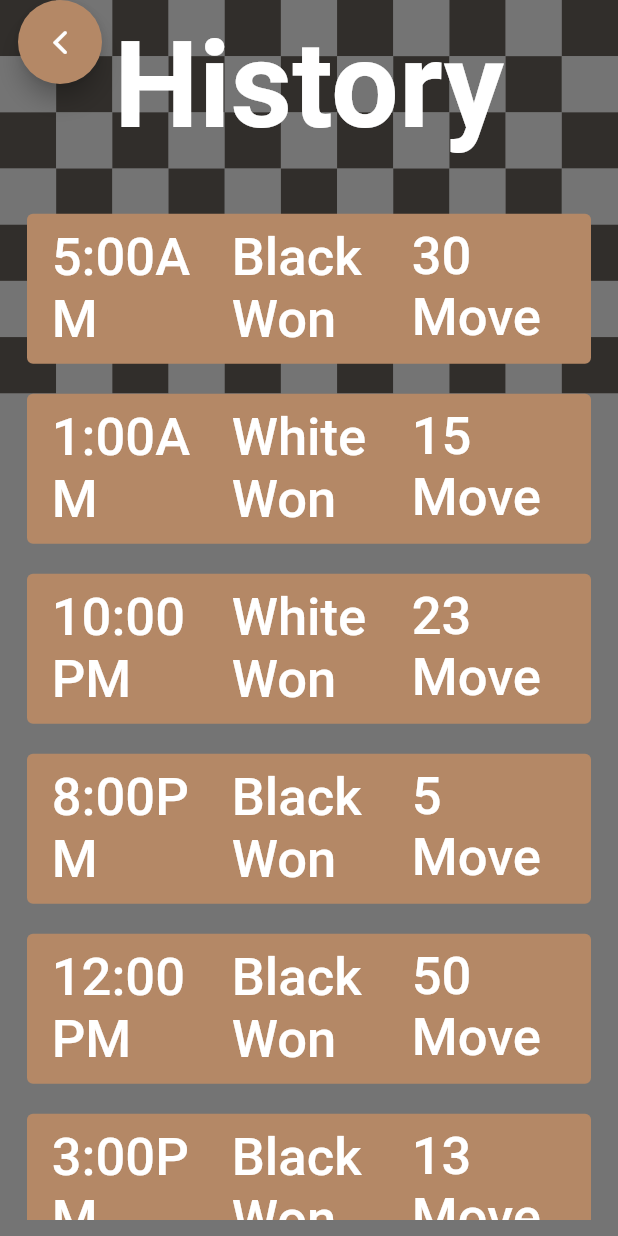
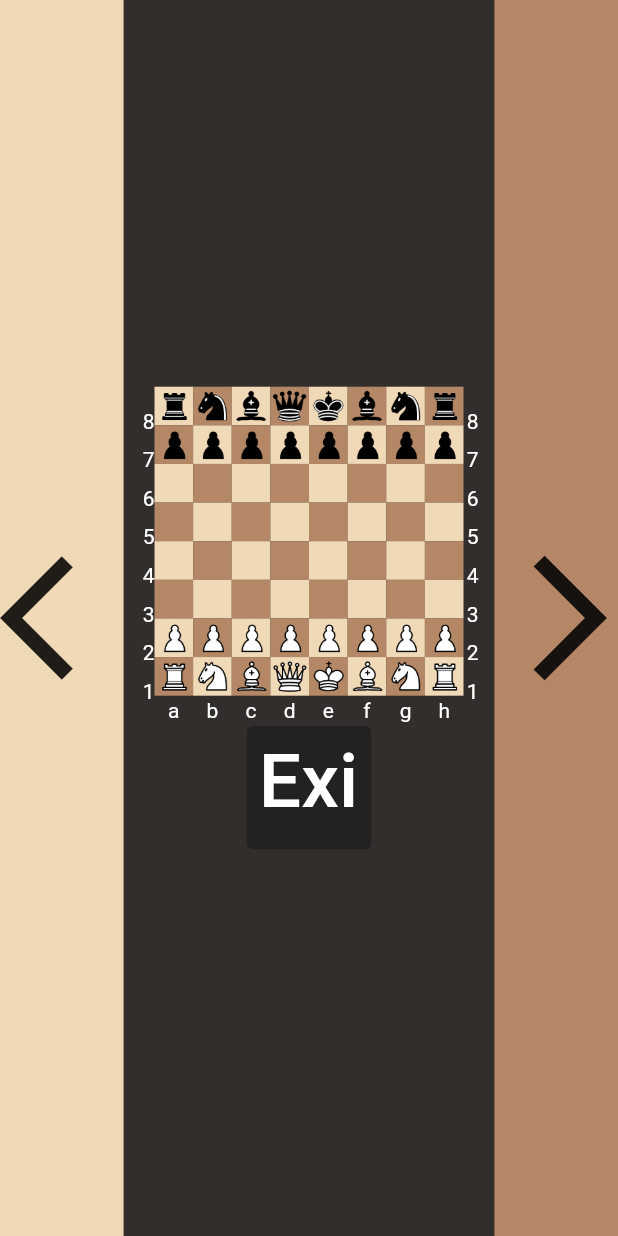
Before and after one commit to shaheriar/Senior-Design-Project-UCR, a Flutter app: the history screen opened directly, after a tap on "5:00AM", on a phone screen of 412 x 824 dp. Run offline on Flutter 3.47's test engine with Material 2 defaults, Android fonts, the light colour scheme and no system bars; network calls fail.

Commit message:
static history page works

```diff
--- a/chessboard/lib/Classes/Color.dart
+++ b/chessboard/lib/Classes/Color.dart
@@ -7,3 +7,4 @@ const Color primary = Color(0xFF312e2b);
 const Color secondary = Color(0xFF747474);
 const Color darkbrown = Color(0xFFb48866);
 const Color lightbrown = Color(0xFFf0d9b7);
+const Color buttoncolor = Color(0xFF242220);
--- a/chessboard/lib/altgame.dart
+++ b/chessboard/lib/altgame.dart
@@ -151,7 +151,11 @@ class _altgameState extends State<altgame> {
           if (snapshot.hasData) {
             var data = jsonDecode(snapshot.data.toString());
             if (data["move"] != null) {
-              if (moves[moves.length-1] != data["move"]) {
+              if (moves.length > 0) {
+                if (moves[moves.length - 1] != data["move"]) {
+                  moves.add(data["move"]);
+                }
+              } else {
                 moves.add(data["move"]);
               }
             }
--- a/chessboard/lib/history.dart
+++ b/chessboard/lib/history.dart
@@ -1,3 +1,4 @@
+import 'package:chessboard/historygame.dart';
 import 'package:flutter/cupertino.dart';
 import 'package:flutter/material.dart';
 import 'Classes/Color.dart';
@@ -72,7 +73,12 @@ class _historyState extends State<history> {
                 backgroundColor: darkbrown,
               ),
               onPressed: () {
-                //OPEN GAME VIEW
+                Navigator.push(
+          context,
+          PageRouteBuilder(
+            pageBuilder: (context, animation1, animation2) => historygame(),
+          ),
+        );
               },
               child: Row(
                 mainAxisAlignment: MainAxisAlignment.spaceAround,
--- a/chessboard/lib/historygame.dart
+++ b/chessboard/lib/historygame.dart
@@ -0,0 +1,405 @@
+import 'dart:convert';
+import 'package:flutter/cupertino.dart';
+import 'package:flutter/material.dart';
+import 'Classes/Color.dart';
+import 'game.dart';
+import 'winsplash.dart';
+import 'Classes/Assists.dart';
+import 'package:flutter/foundation.dart';
+import 'package:web_socket_channel/web_socket_channel.dart';
+
+class historygame extends StatefulWidget {
+  historygame({Key? key}) : super(key: key);
+
+  @override
+  _historygameState createState() => _historygameState();
+}
+
+class _historygameState extends State<historygame> {
+  final _channel = WebSocketChannel.connect(
+    Uri.parse('ws://localhost:8765'),
+  );
+  List<dynamic> boardlist = [];
+  int index = -1;
+  List<dynamic> gamestates = [
+['r', 'n', 'b', 'q', 'k', 'b', 'n', 'r', 'p', 'p', 'p', 'p', 'p', 'p', 'p', 'p', '.', '.', '.', '.', '.', '.', '.', '.', '.', '.', '.', '.', '.', '.', '.', '.', '.', '.', '.', '.', 'P', '.', '.', '.', '.', '.', '.', '.', '.', '.', '.', '.', 'P', 'P', 'P', 'P', '.', 'P', 'P', 'P', 'R', 'N', 'B', 'Q', 'K', 'B', 'N', 'R'],
+['r', 'n', 'b', 'q', 'k', 'b', 'n', 'r', '.', 'p', 'p', 'p', 'p', 'p', 'p', 'p', '.', '.', '.', '.', '.', '.', '.', '.', 'p', '.', '.', '.', '.', '.', '.', '.', '.', '.', '.', '.', 'P', '.', '.', '.', '.', '.', '.', '.', '.', '.', '.', '.', 'P', 'P', 'P', 'P', '.', 'P', 'P', 'P', 'R', 'N', 'B', 'Q', 'K', 'B', 'N', 'R'],
+['r', 'n', 'b', 'q', 'k', 'b', 'n', 'r', '.', 'p', 'p', 'p', 'p', 'p', 'p', 'p', '.', '.', '.', '.', '.', '.', '.', '.', 'p', '.', '.', '.', '.', '.', '.', '.', '.', '.', 'B', '.', 'P', '.', '.', '.', '.', '.', '.', '.', '.', '.', '.', '.', 'P', 'P', 'P', 'P', '.', 'P', 'P', 'P', 'R', 'N', 'B', 'Q', 'K', '.', 'N', 'R'],
+['r', 'n', 'b', 'q', 'k', 'b', 'n', 'r', '.', 'p', 'p', 'p', 'p', 'p', 'p', 'p', '.', '.', '.', '.', '.', '.', '.', '.', '.', '.', '.', '.', '.', '.', '.', '.', 'p', '.', 'B', '.', 'P', '.', '.', '.', '.', '.', '.', '.', '.', '.', '.', '.', 'P', 'P', 'P', 'P', '.', 'P', 'P', 'P', 'R', 'N', 'B', 'Q', 'K', '.', 'N', 'R'],
+['r', 'n', 'b', 'q', 'k', 'b', 'n', 'r', '.', 'p', 'p', 'p', 'p', 'p', 'p', 'p', '.', '.', '.', '.', '.', '.', '.', '.', '.', '.', '.', '.', '.', '.', '.', 'Q', 'p', '.', 'B', '.', 'P', '.', '.', '.', '.', '.', '.', '.', '.', '.', '.', '.', 'P', 'P', 'P', 'P', '.', 'P', 'P', 'P', 'R', 'N', 'B', '.', 'K', '.', 'N', 'R'],
+['r', 'n', 'b', 'q', 'k', 'b', 'n', 'r', '.', 'p', 'p', 'p', 'p', 'p', 'p', 'p', '.', '.', '.', '.', '.', '.', '.', '.', '.', '.', '.', '.', '.', '.', '.', 'Q', '.', '.', 'B', '.', 'P', '.', '.', '.', 'p', '.', '.', '.', '.', '.', '.', '.', 'P', 'P', 'P', 'P', '.', 'P', 'P', 'P', 'R', 'N', 'B', '.', 'K', '.', 'N', 'R'],
+['r', 'n', 'b', 'q', 'k', 'b', 'n', 'r', '.', 'p', 'p', 'p', 'p', 'Q', 'p', 'p', '.', '.', '.', '.', '.', '.', '.', '.', '.', '.', '.', '.', '.', '.', '.', '.', '.', '.', 'B', '.', 'P', '.', '.', '.', 'p', '.', '.', '.', '.', '.', '.', '.', 'P', 'P', 'P', 'P', '.', 'P', 'P', 'P', 'R', 'N', 'B', '.', 'K', '.', 'N', 'R']
+];
+
+  @override
+  void initState() {
+    super.initState();
+    boardlist = List.from(defaultboard.reversed);
+  }
+
+  @override
+  Widget build(BuildContext context) {
+    return WillPopScope(
+      child: Scaffold(
+        extendBodyBehindAppBar: true,
+        backgroundColor: primary,
+        body: Container(
+          height: MediaQuery.of(context).size.height,
+          child: Column(
+            children: [
+              Row(
+                mainAxisAlignment: MainAxisAlignment.spaceBetween,
+                children: [
+                  GestureDetector(
+                    onTap: () {
+                      if (index > 0) {
+                        setState(() {
+
+                        index--;
+                        boardlist = gamestates[index];
+                        });
+                      } else {
+                        setState(() {
+                          index = -1;
+                          boardlist = List.from(defaultboard.reversed);
+                        });
+                      }
+                      print('PREVIOUS STATE');
+                    },
+                child: Container(
+                  color: lightbrown,
+
+                  height: MediaQuery.of(context).size.height,
+                  width: MediaQuery.of(context).size.width / 5 ,
+                  child: Center(
+                    child: Icon(
+                      Icons.arrow_back_ios,size: 100,)
+                    ),
+                  ),
+              ),
+
+              Column(
+                mainAxisAlignment: MainAxisAlignment.spaceBetween,
+                children: [
+                  chessboard(),
+
+              exit(),
+                ],
+              ),
+              GestureDetector(
+                onTap: () {
+                      if (index < gamestates.length) {
+                        setState(() {
+
+                        index++;
+                        boardlist = gamestates[index];
+                        });
+                      }
+                      print('NEXT STATE');
+                    },
+                child: Container(
+                  color: darkbrown,
+                  height: MediaQuery.of(context).size.height,
+                  width: MediaQuery.of(context).size.width / 5,
+                  child: Center(
+                    child: Icon(Icons.arrow_forward_ios,size: 100,)
+                  ),
+                ),
+              ),
+              ],),
+            ],
+          ),
+        ),
+      ),
+      onWillPop: () async => false,
+    );
+  }
+
+  Widget chessboard() {
+    return Row(
+      mainAxisAlignment: MainAxisAlignment.center,
+      crossAxisAlignment: CrossAxisAlignment.center,
+      children: [
+        Container(
+          height: MediaQuery.of(context).size.width / 2,
+          width: 10,
+          child: ListView.builder(
+              itemCount: 8,
+              reverse: true,
+              itemBuilder: (BuildContext context, int index) {
+                int i = index + 1;
+                return Container(
+                  height: (MediaQuery.of(context).size.width / 2) / 8,
+                  child: Align(
+                    alignment: Alignment.centerRight,
+                    child: Text(
+                      '$i',
+                      style: TextStyle(color: Colors.white),
+                    ),
+                  ),
+                );
+              }),
+        ),
+        Column(
+          mainAxisAlignment: MainAxisAlignment.end,
+          children: [
+            SizedBox(
+              height: MediaQuery.of(context).size.width / 2,
+              width: MediaQuery.of(context).size.width / 2,
+              child: GridView.builder(
+                gridDelegate: SliverGridDelegateWithFixedCrossAxisCount(
+                  crossAxisCount: 8,
+                ),
+                itemBuilder: _buildGridItems,
+                itemCount: 64,
+              ),
+            ),
+            Container(
+              width: MediaQuery.of(context).size.width / 2,
+              height: 20,
+              child: ListView.builder(
+                  scrollDirection: Axis.horizontal,
+                  itemCount: 8,
+                  itemBuilder: (BuildContext context, int index) {
+                    String c = String.fromCharCode(index + 97);
+                    return SizedBox(
+                      width: (MediaQuery.of(context).size.width / 2) / 8,
+                      child: Center(
+                        child: Text(
+                          '$c',
+                          style: TextStyle(color: Colors.white),
+                        ),
+                      ),
+                    );
+                  }),
+            ),
+          ],
+        ),
+        Container(
+          height: MediaQuery.of(context).size.width / 2,
+          width: 10,
+          child: ListView.builder(
+              itemCount: 8,
+              reverse: true,
+              itemBuilder: (BuildContext context, int index) {
+                int i = index + 1;
+                return Container(
+                  height: (MediaQuery.of(context).size.width / 2) / 8,
+                  child: Align(
+                    alignment: Alignment.centerRight,
+                    child: Text(
+                      '$i',
+                      style: TextStyle(color: Colors.white),
+                    ),
+                  ),
+                );
+              }),
+        ),
+      ],
+    );
+  }
+
+  Widget _buildGridItems(BuildContext context, int index) {
+    return GridTile(
+      child: Stack(
+        children: [
+          Container(
+            width: 90,
+            height: 90,
+            color: getcolor(index),
+          ),
+          Center(child: getpiece(boardlist[index].toString())),
+        ],
+      ),
+    );
+  }
+
+  translate(int n) {
+    int j = (n / 8).floor();
+    int k = n % 8;
+    int h = 64 - (8 - k) - (8 * j);
+    return h;
+  }
+
+  Widget getMove(bool p, int index) {
+    if (p) {
+      if (index % 2 == 0) {
+        return Text(
+          moves[index],
+          style: TextStyle(fontSize: 50, color: primary),
+        );
+      } else {
+        return Container();
+      }
+    } else {
+      if (index % 2 == 1) {
+        return Text(
+          moves[index],
+          style: TextStyle(fontSize: 50, color: Colors.white),
+        );
+      } else {
+        return Container();
+      }
+    }
+  }
+
+  Widget exit() {
+    return TextButton(
+      style: TextButton.styleFrom(
+        fixedSize: Size(MediaQuery.of(context).size.width / 4 - 20,
+            MediaQuery.of(context).size.height / 10),
+        primary: Colors.white,
+        backgroundColor: buttoncolor,
+      ),
+      onPressed: () {
+        Navigator.popUntil(context, (route) => route.isFirst);
+      },
+      child: Text(
+        'Exit',
+        style: TextStyle(fontSize: 50),
+      ),
+    );
+  }
+
+  StyledText(String text) {
+    return Text(
+      text,
+      style: TextStyle(
+          fontSize: 50, color: Colors.white, fontWeight: FontWeight.bold),
+    );
+  }
+}
+
+List<String> defaultboard = [
+  'R',
+  'N',
+  'B',
+  'K',
+  'Q',
+  'B',
+  'N',
+  'R',
+  'P',
+  'P',
+  'P',
+  'P',
+  'P',
+  'P',
+  'P',
+  'P',
+  '.',
+  '.',
+  '.',
+  '.',
+  '.',
+  '.',
+  '.',
+  '.',
+  '.',
+  '.',
+  '.',
+  '.',
+  '.',
+  '.',
+  '.',
+  '.',
+  '.',
+  '.',
+  '.',
+  '.',
+  '.',
+  '.',
+  '.',
+  '.',
+  '.',
+  '.',
+  '.',
+  '.',
+  '.',
+  '.',
+  '.',
+  '.',
+  'p',
+  'p',
+  'p',
+  'p',
+  'p',
+  'p',
+  'p',
+  'p',
+  'r',
+  'n',
+  'b',
+  'k',
+  'q',
+  'b',
+  'n',
+  'r'
+];
+
+List<String> squares = [
+  'a1',
+  'b1',
+  'c1',
+  'd1',
+  'e1',
+  'f1',
+  'g1',
+  'h1',
+  'a2',
+  'b2',
+  'c2',
+  'd2',
+  'e2',
+  'f2',
+  'g2',
+  'h2',
+  'a3',
+  'b3',
+  'c3',
+  'd3',
+  'e3',
+  'f3',
+  'g3',
+  'h3',
+  'a4',
+  'b4',
+  'c4',
+  'd4',
+  'e4',
+  'f4',
+  'g4',
+  'h4',
+  'a5',
+  'b5',
+  'c5',
+  'd5',
+  'e5',
+  'f5',
+  'g5',
+  'h5',
+  'a6',
+  'b6',
+  'c6',
+  'd6',
+  'e6',
+  'f6',
+  'g6',
+  'h6',
+  'a7',
+  'b7',
+  'c7',
+  'd7',
+  'e7',
+  'f7',
+  'g7',
+  'h7',
+  'a8',
+  'b8',
+  'c8',
+  'd8',
+  'e8',
+  'f8',
+  'g8',
+  'h8',
+];
```
Also changed, not shown: 1 other file.
